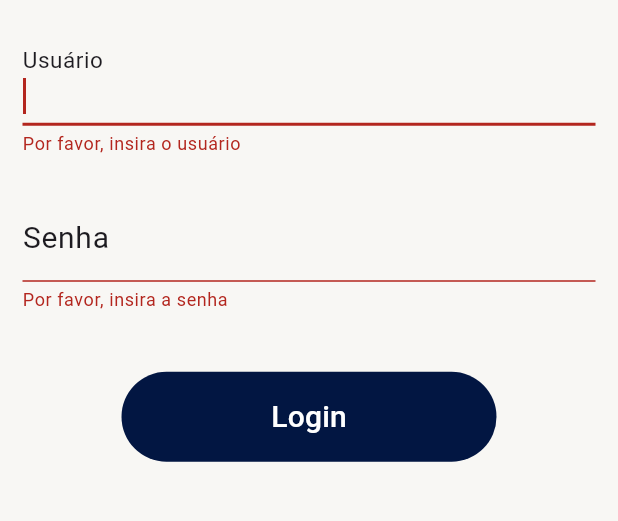
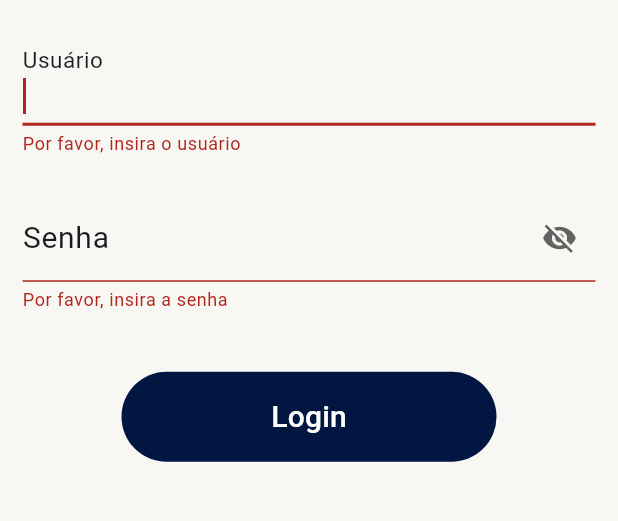
Before and after one commit to anaclara-s/timecheck, a Flutter app: the screen it shows after launch, after a tap on "Login", on a phone screen of 412 x 824 dp, the part 595-1116 px from its top. Run offline on Flutter 3.47's test engine with Material 3 defaults, Android fonts, the phone set to English and light mode, and no system bars.

Commit message:
adcionado obscureText no campo de senha e scroll na tela de login

```diff
--- a/lib/login/login_page.dart
+++ b/lib/login/login_page.dart
@@ -21,8 +21,9 @@ class _LoginPageState extends State<LoginPage> {
           left: 15,
           right: 15,
         ),
+        child: Center(
+          child: SingleChildScrollView(
             child: Column(
-          mainAxisAlignment: MainAxisAlignment.center,
               children: [
                 Center(
                   child: Image.asset(
@@ -40,6 +41,8 @@ class _LoginPageState extends State<LoginPage> {
               ],
             ),
           ),
+        ),
+      ),
     );
   }
 }
--- a/lib/login/widget/login_form_widget.dart
+++ b/lib/login/widget/login_form_widget.dart
@@ -38,6 +38,7 @@ class LoginFormWidget extends StatelessWidget {
           CustomTextFormFieldWidget(
             labelText: 'Senha',
             controller: passwordController,
+            isPassword: true,
             validator: (value) {
               if (value == null || value.isEmpty) {
                 return 'Por favor, insira a senha';
--- a/lib/shared/widgets/custom_text_form_field.dart
+++ b/lib/shared/widgets/custom_text_form_field.dart
@@ -6,7 +6,8 @@ class CustomTextFormFieldWidget extends StatefulWidget {
   final TextEditingController? controller;
   final String? Function(String?)? validator;
   final void Function(String)? onChanged;
-//  final bool obscureText = false;
+  final bool obscureText;
+  final bool isPassword;
   final String? labelText;
   final String? hintText;
 
@@ -15,6 +16,8 @@ class CustomTextFormFieldWidget extends StatefulWidget {
     this.controller,
     this.validator,
     this.onChanged,
+    this.obscureText = false,
+    this.isPassword = false,
     this.labelText,
     this.hintText,
   });
@@ -25,6 +28,8 @@ class CustomTextFormFieldWidget extends StatefulWidget {
 }
 
 class _CustomTextFormFieldWidgetState extends State<CustomTextFormFieldWidget> {
+  bool _showPassword = false;
+
   @override
   Widget build(BuildContext context) {
     return Padding(
@@ -34,7 +39,7 @@ class _CustomTextFormFieldWidgetState extends State<CustomTextFormFieldWidget> {
         controller: widget.controller,
         validator: widget.validator,
         onChanged: widget.onChanged,
-        //      obscureText: widget.obscureText,
+        obscureText: widget.isPassword ? !_showPassword : widget.obscureText,
         decoration: InputDecoration(
           enabledBorder: OutlineInputBorder(
             borderRadius: BorderRadius.circular(30),
@@ -50,6 +55,19 @@ class _CustomTextFormFieldWidgetState extends State<CustomTextFormFieldWidget> {
             fontSize: 20,
           ),
           hintText: widget.hintText,
+          suffixIcon: widget.isPassword
+              ? IconButton(
+                  icon: Icon(
+                    _showPassword ? Icons.visibility : Icons.visibility_off,
+                    color: Theme.of(context).hintColor,
+                  ),
+                  onPressed: () {
+                    setState(() {
+                      _showPassword = !_showPassword;
+                    });
+                  },
+                )
+              : null,
         ),
       ),
     );
```
Lines whose indentation alone changed are shown as unchanged.
